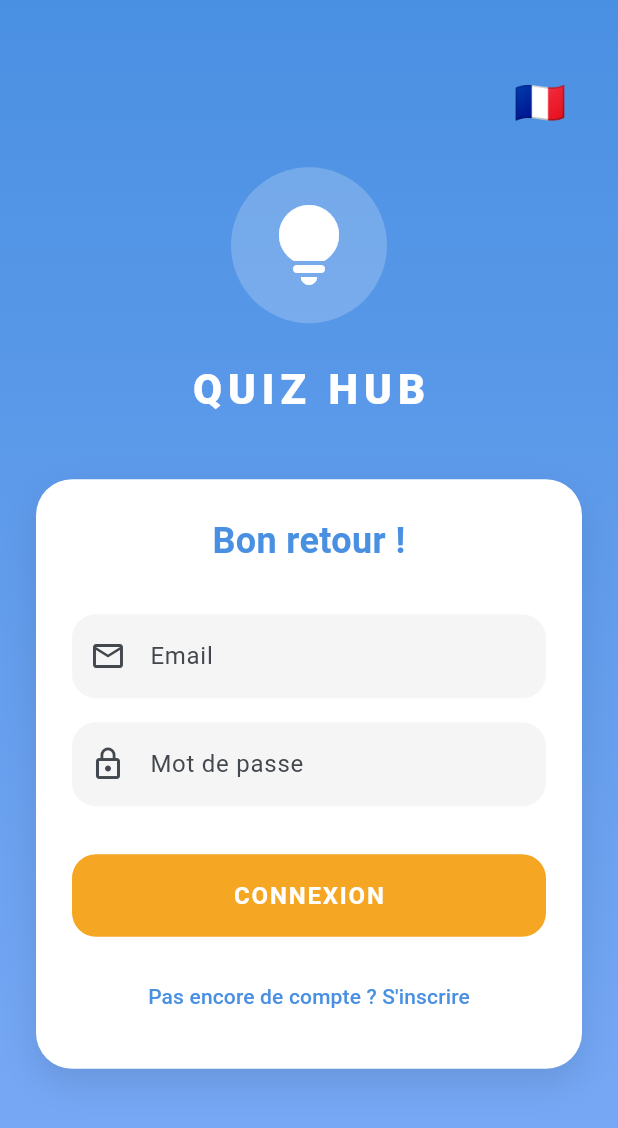
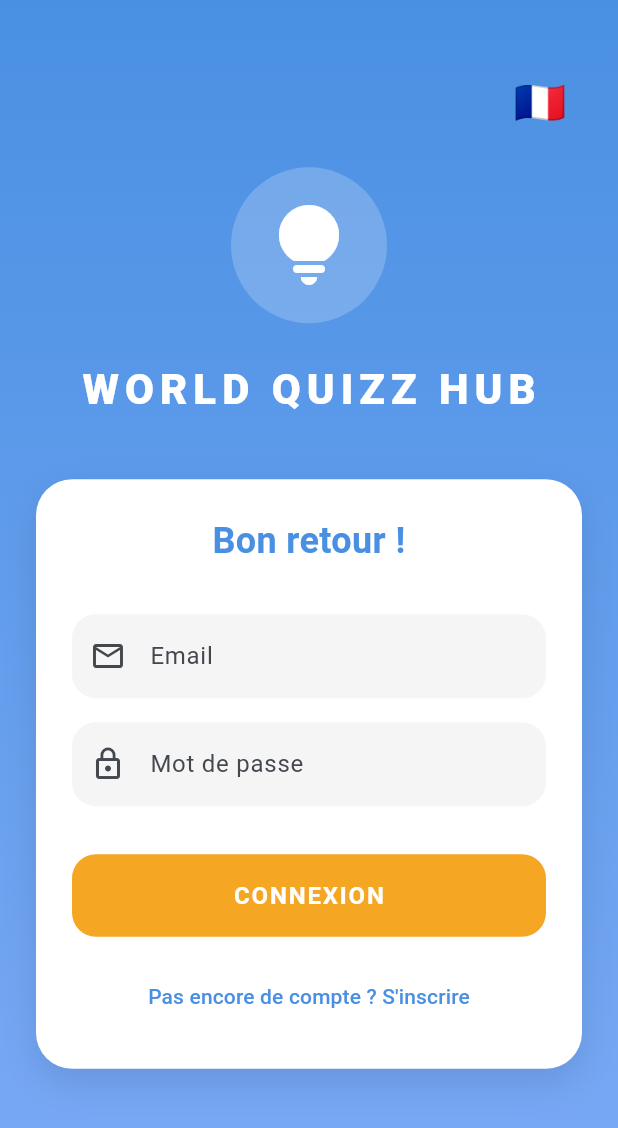
Before and after one commit to Yohann76/app_quiz_hub, a Flutter app: the screen it shows after launch, on a phone screen of 412 x 824 dp. Shown: the top 1128 px of the screen. Run offline on Flutter 3.47's test engine with Material 3 defaults, Android fonts, the phone set to English and light mode, and no system bars; our stand-ins replace audioplayers, fl_chart, flutter_dotenv, shared_preferences, supabase_flutter; accounts and stored records are empty.

Commit message:
feat: change name application

```diff
--- a/lib/core/constants/app_constants.dart
+++ b/lib/core/constants/app_constants.dart
@@ -2,7 +2,7 @@ import 'package:flutter/material.dart';
 
 class AppConstants {
   // App Information
-  static const String appName = 'Quiz Hub';
+  static const String appName = 'World Quizz Hub';
   static const String appVersion = '1.0.0';
 
   // Supabase Tables
--- a/lib/shared/services/translation_service.dart
+++ b/lib/shared/services/translation_service.dart
@@ -7,7 +7,7 @@ class TranslationService {
 
   static const Map<String, Map<String, String>> _translations = {
     'fr': {
-      'app_name': 'QUIZ HUB',
+      'app_name': 'WORLD QUIZZ HUB',
       'start_quiz': 'DÉMARRER',
       'ready_challenge': 'Prêt pour le défi ?',
       'correct_answers': 'Correctes',
@@ -40,7 +40,7 @@ class TranslationService {
       'already_account': 'Déjà un compte ? Se connecter',
     },
     'en': {
-      'app_name': 'QUIZ HUB',
+      'app_name': 'WORLD QUIZZ HUB',
       'start_quiz': 'START',
       'ready_challenge': 'Ready for the challenge?',
       'correct_answers': 'Correct',
@@ -73,7 +73,7 @@ class TranslationService {
       'already_account': 'Already have an account? Login',
     },
     'es': {
-      'app_name': 'QUIZ HUB',
+      'app_name': 'WORLD QUIZZ HUB',
       'start_quiz': 'EMPEZAR',
       'ready_challenge': '¿Listo para el desafío?',
       'correct_answers': 'Correctas',
```
Also changed, not shown: 5 other files.
